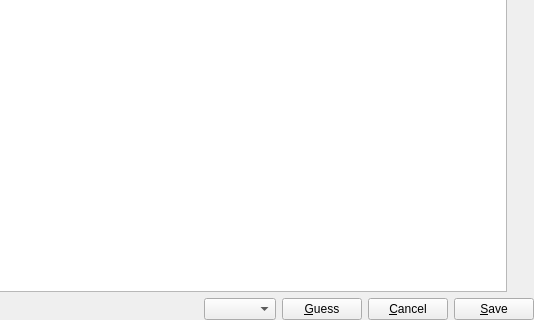
The window that src/ui/book_editor.ui (chrmorais/aranduka) describes before a commit, drawn with Qt 5; both pictures show x 206 to 740 and y 250 to 570 of the 740 by 570 pixel window.
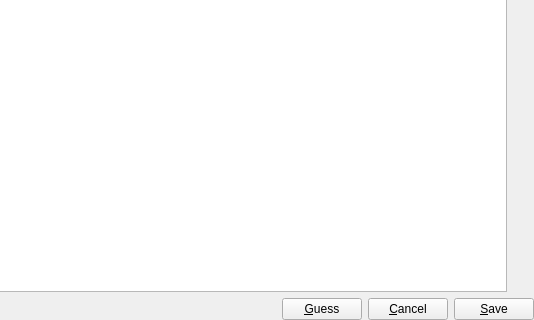
The same window after the commit. The open tabs and pages were chosen to show the change. Icons and pictures are not drawn.

Commit message: moved the guesser selector into the guesser dialog

What changed in the file:
```diff
--- a/src/ui/book_editor.ui
+++ b/src/ui/book_editor.ui
@@ -306,9 +306,6 @@
        </property>
       </spacer>
      </item>
-     <item>
-      <widget class="QComboBox" name="guessers"/>
-     </item>
      <item>
       <widget class="QPushButton" name="guess">
        <property name="text">
```
Left out of the diff: 4 changed lines with no effect on the pictures. The commit also changes 2 other files.
